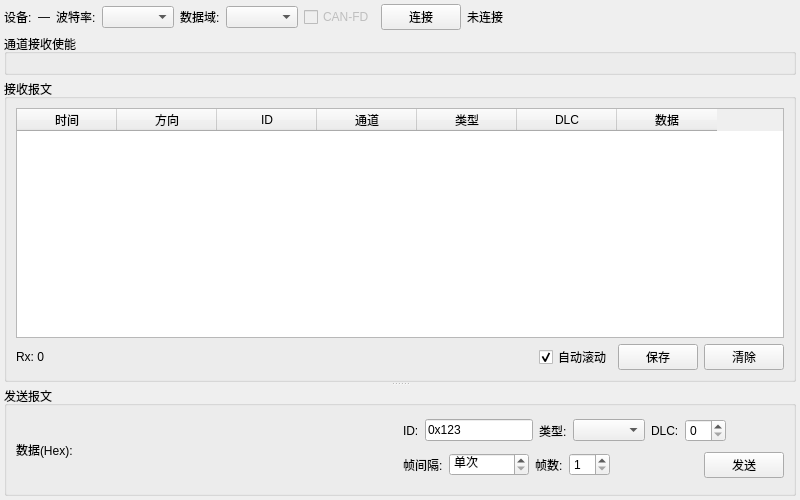
Before: the Qt Designer form ui/cansessionwidget.ui in greyskysoul/QCanAnalyzer, drawn with Qt 5.
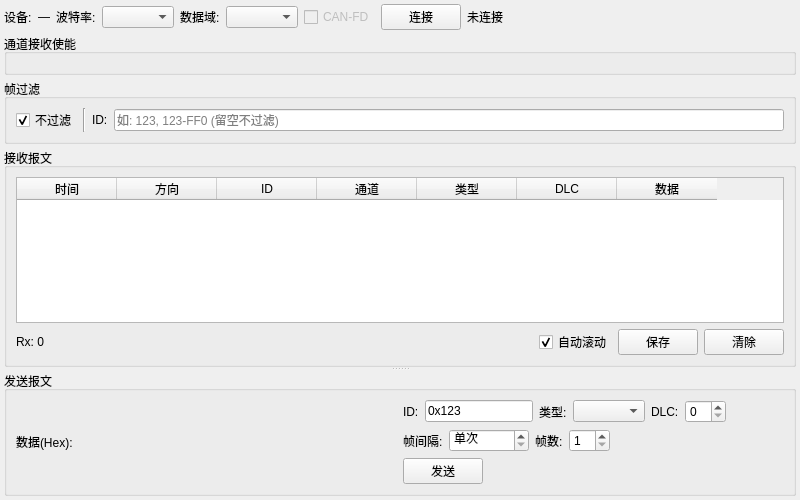
After: the same form once the commit is applied.

Commit message:
feat: 添加 CAN 帧软过滤器 & UI 优化
- 新增软过滤器: ID-Mask 格式过滤，支持逗号分隔多条件
- 过滤器默认"不过滤"直通模式，取消勾选启用过滤
- QHexEdit 启用 ASCII 区域显示
- CAN FD 长数据(>8字节)接收表格自动换行，每行8字节
- 修复高DPI下表格行高/列宽手动乘scale导致的放大问题
- 修复 idString() 前缀 0X 改为 0x (数据保持大写)
- 修复 filterPassChk 默认勾选时 filterIdEdit 未禁用问题
- 移除 QMAKE_POST_LINK DLL 复制 (导致首次构建失败)
- 过滤器和不过滤复选框之间添加竖线分隔

Diff of the .ui file:
```diff
--- a/ui/cansessionwidget.ui
+++ b/ui/cansessionwidget.ui
@@ -122,6 +122,81 @@
      </layout>
     </widget>
    </item>
+   <item>
+    <widget class="QGroupBox" name="filterGroup">
+     <property name="title">
+      <string>帧过滤</string>
+     </property>
+     <layout class="QHBoxLayout" name="filterLayout">
+      <property name="spacing">
+       <number>6</number>
+      </property>
+      <item>
+       <widget class="QCheckBox" name="filterPassChk">
+        <property name="sizePolicy">
+         <sizepolicy hsizetype="Fixed" vsizetype="Fixed">
+          <horstretch>0</horstretch>
+          <verstretch>0</verstretch>
+         </sizepolicy>
+        </property>
+        <property name="toolTip">
+         <string>关闭过滤器，所有报文直接通过</string>
+        </property>
+        <property name="text">
+         <string>不过滤</string>
+        </property>
+        <property name="checked">
+         <bool>true</bool>
+        </property>
+       </widget>
+      </item>
+      <item>
+       <widget class="Line" name="filterLine">
+        <property name="orientation">
+         <enum>Qt::Vertical</enum>
+        </property>
+       </widget>
+      </item>
+      <item>
+       <widget class="QLabel" name="filterIdLabel">
+        <property name="sizePolicy">
+         <sizepolicy hsizetype="Fixed" vsizetype="Preferred">
+          <horstretch>0</horstretch>
+          <verstretch>0</verstretch>
+         </sizepolicy>
+        </property>
+        <property name="text">
+         <string>ID:</string>
+        </property>
+       </widget>
+      </item>
+      <item>
+       <widget class="QLineEdit" name="filterIdEdit">
+        <property name="sizePolicy">
+         <sizepolicy hsizetype="Preferred" vsizetype="Fixed">
+          <horstretch>0</horstretch>
+          <verstretch>0</verstretch>
+         </sizepolicy>
+        </property>
+        <property name="toolTip">
+         <string>默认十六进制，无需 0x 前缀。
+格式1: 123 → 精确匹配 ID=0x123
+格式2: 123-FF0 → ID-Mask, 匹配 (id &amp; 0xFF0) == 0x123
+  例: 123-FF0 匹配 0x123~0x12F
+  例: 123-FFF 匹配 0x023, 0x123, 0x223...
+多个条件用逗号分隔</string>
+        </property>
+        <property name="placeholderText">
+         <string>如: 123, 123-FF0 (留空不过滤)</string>
+        </property>
+        <property name="clearButtonEnabled">
+         <bool>true</bool>
+        </property>
+       </widget>
+      </item>
+     </layout>
+    </widget>
+   </item>
    <item>
     <widget class="QSplitter" name="splitter">
      <property name="orientation">
@@ -245,6 +320,12 @@
         <layout class="QHBoxLayout" name="txDataLayout">
          <item>
           <widget class="QLabel" name="sendDataLabel">
+           <property name="sizePolicy">
+            <sizepolicy hsizetype="Fixed" vsizetype="Preferred">
+             <horstretch>0</horstretch>
+             <verstretch>0</verstretch>
+            </sizepolicy>
+           </property>
            <property name="text">
             <string>数据(Hex):</string>
            </property>
@@ -267,6 +348,9 @@
          <property name="topMargin">
           <number>0</number>
          </property>
+         <property name="bottomMargin">
+          <number>0</number>
+         </property>
          <item>
           <layout class="QHBoxLayout" name="txFormLayout">
            <property name="spacing">
@@ -379,6 +463,13 @@
              </property>
             </spacer>
            </item>
+          </layout>
+         </item>
+         <item>
+          <layout class="QHBoxLayout" name="horizontalLayout_2">
+           <property name="rightMargin">
+            <number>0</number>
+           </property>
            <item>
             <widget class="QPushButton" name="sendBtn">
              <property name="text">
@@ -386,6 +477,19 @@
              </property>
             </widget>
            </item>
+           <item>
+            <spacer name="horizontalSpacer">
+             <property name="orientation">
+              <enum>Qt::Horizontal</enum>
+             </property>
+             <property name="sizeHint" stdset="0">
+              <size>
+               <width>40</width>
+               <height>20</height>
+              </size>
+             </property>
+            </spacer>
+           </item>
           </layout>
          </item>
         </layout>
```
The commit also changes 4 other files.
